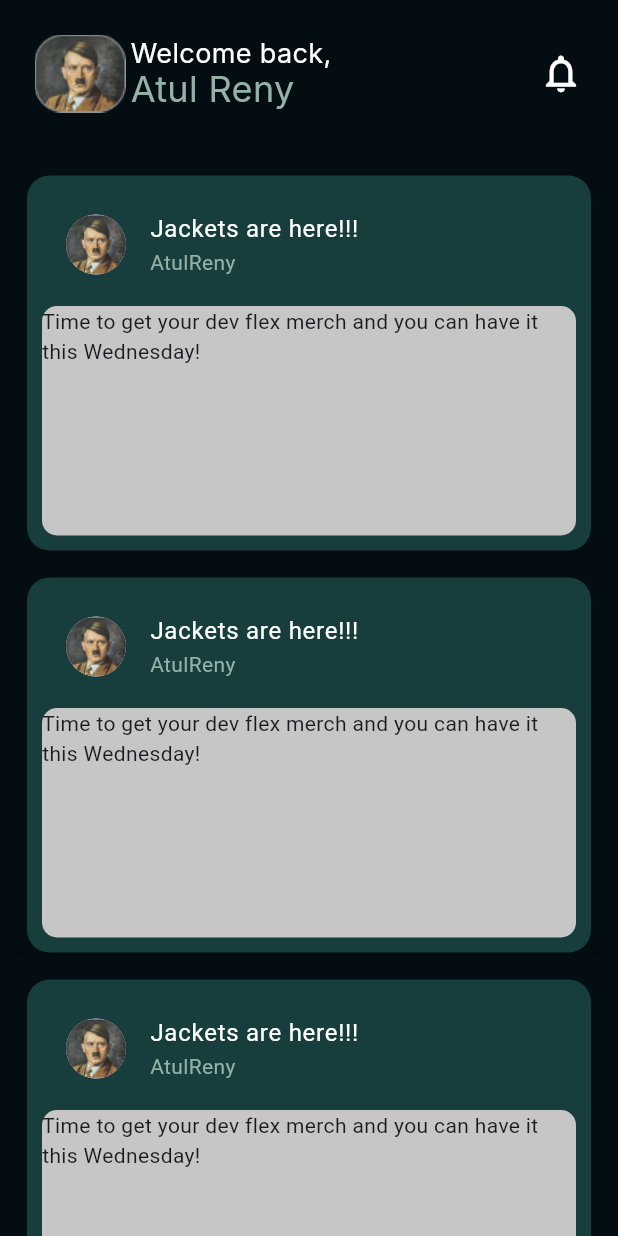
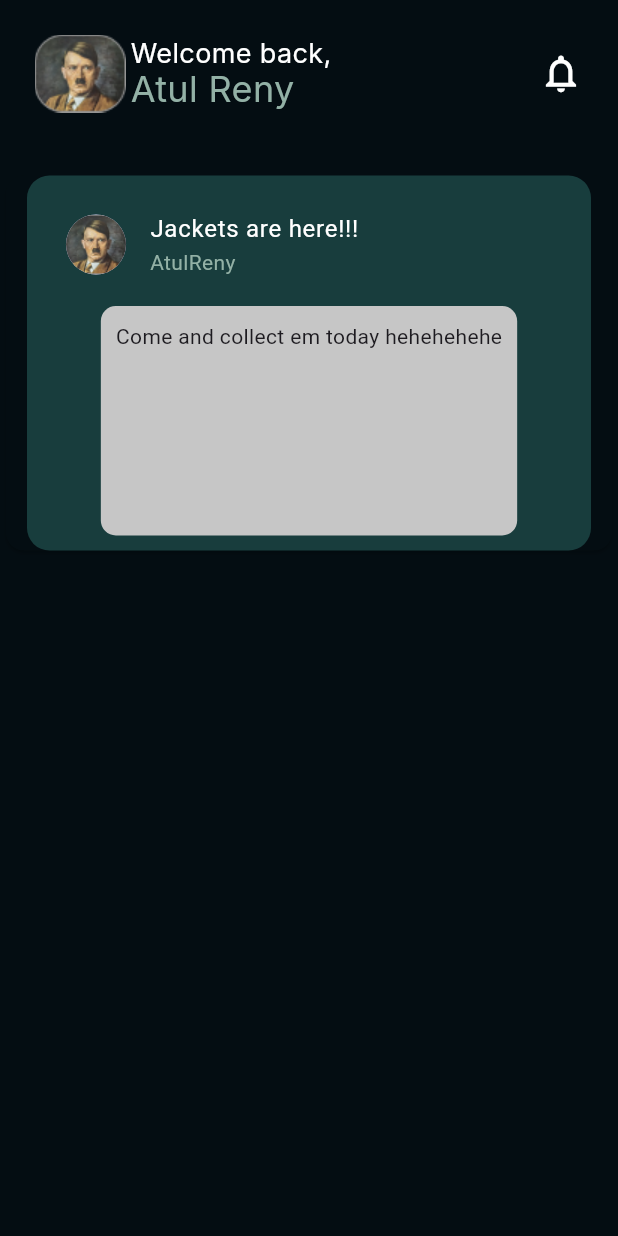
Before and after one commit to AtulRyy/Dev-Track-App, a Flutter app: the screen it shows after launch, on a phone screen of 412 x 824 dp. Run offline on Flutter 3.47's test engine with Material 3 defaults, Android fonts, the phone set to English and light mode, and no system bars; our stand-ins replace google_fonts, readmore.

Commit message:
post component
converted multiple cards onto one template so that data can be given through datalist

```diff
--- /dev/null
+++ b/frontend/lib/components/post.dart
@@ -0,0 +1,55 @@
+import 'package:flutter/cupertino.dart';
+import 'package:flutter/material.dart';
+
+class Data {
+  String caption;
+  String username;
+  String content;
+
+  Data({required this.caption, required this.username, required this.content});
+}
+
+Widget CardTemplate(datalist) {
+  return Card(
+    color: Color(0xFF040D12),
+    child: Container(
+        height: 250,
+        padding: EdgeInsets.all(10),
+        margin: EdgeInsets.only(left: 14, right: 14),
+        decoration: BoxDecoration(
+          color: Color(0xFF183D3D),
+          borderRadius: BorderRadius.circular(15),
+        ),
+        child: Column(
+          children: <Widget>[
+            ListTile(
+              leading: CircleAvatar(
+                backgroundImage: AssetImage('assets/images/hitler.png'),
+              ),
+              title: Text(
+                datalist.caption,
+                style: TextStyle(color: Colors.white),
+              ),
+              subtitle: Text(
+                datalist.username,
+                style: TextStyle(color: Color(0xFF93B1A6)),
+              ),
+            ),
+            SizedBox(
+              height: 5,
+            ),
+            Expanded(
+                child: Container(
+              decoration: BoxDecoration(
+                color: Color(0xFFC6C6C6),
+                borderRadius: BorderRadius.circular(10),
+              ),
+                  child: Padding(
+                    padding: const EdgeInsets.all(10.0),
+                    child: Text(datalist.content),
+                  ),
+            )),
+          ],
+        )),
+  );
+}
--- a/frontend/lib/pages/feed.dart
+++ b/frontend/lib/pages/feed.dart
@@ -1,15 +1,25 @@
 import 'package:dev_track_app/components/bottomNav.dart';
+import 'package:dev_track_app/components/post.dart';
 import 'package:dev_track_app/components/topNav.dart';
 import 'package:flutter/cupertino.dart';
 import 'package:flutter/material.dart';
 import 'package:flutter/painting.dart';
 import 'package:flutter/rendering.dart';
 import 'package:flutter/widgets.dart';
+import 'package:dev_track_app/components/post.dart';
 import 'package:google_fonts/google_fonts.dart';
 
-class FeedPage extends StatelessWidget {
+class FeedPage extends StatefulWidget {
   const FeedPage({super.key});
 
+  @override
+  State<FeedPage> createState() => _FeedPageState();
+}
+
+class _FeedPageState extends State<FeedPage> {
+  List<Data> post=[
+    Data(caption: 'Jackets are here!!!', username: 'AtulReny', content: 'Come and collect em today hehehehehe')
+  ];
   @override
   Widget build(BuildContext context) {
     return SafeArea(
@@ -17,128 +27,15 @@ class FeedPage extends StatelessWidget {
         backgroundColor: Color(0xFF040D12),
         body: ListView(
           scrollDirection: Axis.vertical,
-          children: <Widget>[
+          children: [
             TopNav(),
-            SizedBox(
-              height: 15,
+                SizedBox(height: 15),
+            Column(
+              crossAxisAlignment: CrossAxisAlignment.start,
+              children: post.map((datalist)=> CardTemplate(datalist)).toList(),
             ),
-            Card(
-              color: Color(0xFF040D12),
-            child: Container(
-            height: 250,
-                padding: EdgeInsets.all(10),
-                margin: EdgeInsets.only(left: 14, right: 14),
-                decoration: BoxDecoration(
-                  color: Color(0xFF183D3D),
-                  borderRadius: BorderRadius.circular(15),
-                ),
-              child: Column(
-                children: <Widget>[
-                  ListTile(leading: CircleAvatar(backgroundImage: AssetImage('assets/images/hitler.png'),),
-                  title: Text("Jackets are here!!!",style: TextStyle(color: Colors.white),),
-                  subtitle: Text('AtulReny', style: TextStyle(color: Color(0xFF93B1A6)),),
-                  ),SizedBox(height: 5,),
-                Expanded(
-                    child: Container(
-                      decoration: BoxDecoration(
-                        color: Color(0xFFC6C6C6),
-                        borderRadius: BorderRadius.circular(10),
-                      ),
-                      child: Text('Time to get your dev flex merch and you can have it this Wednesday!'
-                      ),
-                    )),
+            SizedBox(height: 10),
 
-                  ],
-                ))),
-          SizedBox(height: 10,
-          ),
-            Card(
-                color: Color(0xFF040D12),
-                child: Container(
-                    height: 250,
-                    padding: EdgeInsets.all(10),
-                    margin: EdgeInsets.only(left: 14, right: 14),
-                    decoration: BoxDecoration(
-                      color: Color(0xFF183D3D),
-                      borderRadius: BorderRadius.circular(15),
-                    ),
-                    child: Column(
-                      children: <Widget>[
-                        ListTile(leading: CircleAvatar(backgroundImage: AssetImage('assets/images/hitler.png'),),
-                          title: Text("Jackets are here!!!",style: TextStyle(color: Colors.white),),
-                          subtitle: Text('AtulReny', style: TextStyle(color: Color(0xFF93B1A6)),),
-                        ),SizedBox(height: 5,),
-                        Expanded(
-                            child: Container(
-                              decoration: BoxDecoration(
-                                color: Color(0xFFC6C6C6),
-                                borderRadius: BorderRadius.circular(10),
-                              ),
-                              child: Text('Time to get your dev flex merch and you can have it this Wednesday!'
-                              ),
-                            )),
-
-                      ],
-                    ))),
-            SizedBox(height: 10,
-            ),
-            Card(
-                color: Color(0xFF040D12),
-                child: Container(
-                    height: 250,
-                    padding: EdgeInsets.all(10),
-                    margin: EdgeInsets.only(left: 14, right: 14),
-                    decoration: BoxDecoration(
-                      color: Color(0xFF183D3D),
-                      borderRadius: BorderRadius.circular(15),
-                    ),
-                    child: Column(
-                      children: <Widget>[
-                        ListTile(leading: CircleAvatar(backgroundImage: AssetImage('assets/images/hitler.png'),),
-                          title: Text("Jackets are here!!!",style: TextStyle(color: Colors.white),),
-                          subtitle: Text('AtulReny', style: TextStyle(color: Color(0xFF93B1A6)),),
-                        ),SizedBox(height: 5,),
-                        Expanded(
-                            child: Container(
-                              decoration: BoxDecoration(
-                                color: Color(0xFFC6C6C6),
-                                borderRadius: BorderRadius.circular(10),
-                              ),
-                              child: Text('Time to get your dev flex merch and you can have it this Wednesday!'
-                              ),
-                            )),
-
-                      ],
-                    ))),SizedBox(height: 10,
-            ),
-            Card(
-                color: Color(0xFF040D12),
-                child: Container(
-                    height: 250,
-                    padding: EdgeInsets.all(10),
-                    margin: EdgeInsets.only(left: 14, right: 14),
-                    decoration: BoxDecoration(
-                      color: Color(0xFF183D3D),
-                      borderRadius: BorderRadius.circular(15),
-                    ),
-                    child: Column(
-                      children: <Widget>[
-                        ListTile(leading: CircleAvatar(backgroundImage: AssetImage('assets/images/hitler.png'),),
-                          title: Text("Jackets are here!!!",style: TextStyle(color: Colors.white),),
-                          subtitle: Text('AtulReny', style: TextStyle(color: Color(0xFF93B1A6)),),
-                        ),SizedBox(height: 5,),
-                        Expanded(
-                            child: Container(
-                              decoration: BoxDecoration(
-                                color: Color(0xFFC6C6C6),
-                                borderRadius: BorderRadius.circular(10),
-                              ),
-                              child: Text('Time to get your dev flex merch and you can have it this Wednesday!'
-                              ),
-                            )),
-
-                      ],
-                    ))),
           ],
               )
 
```
